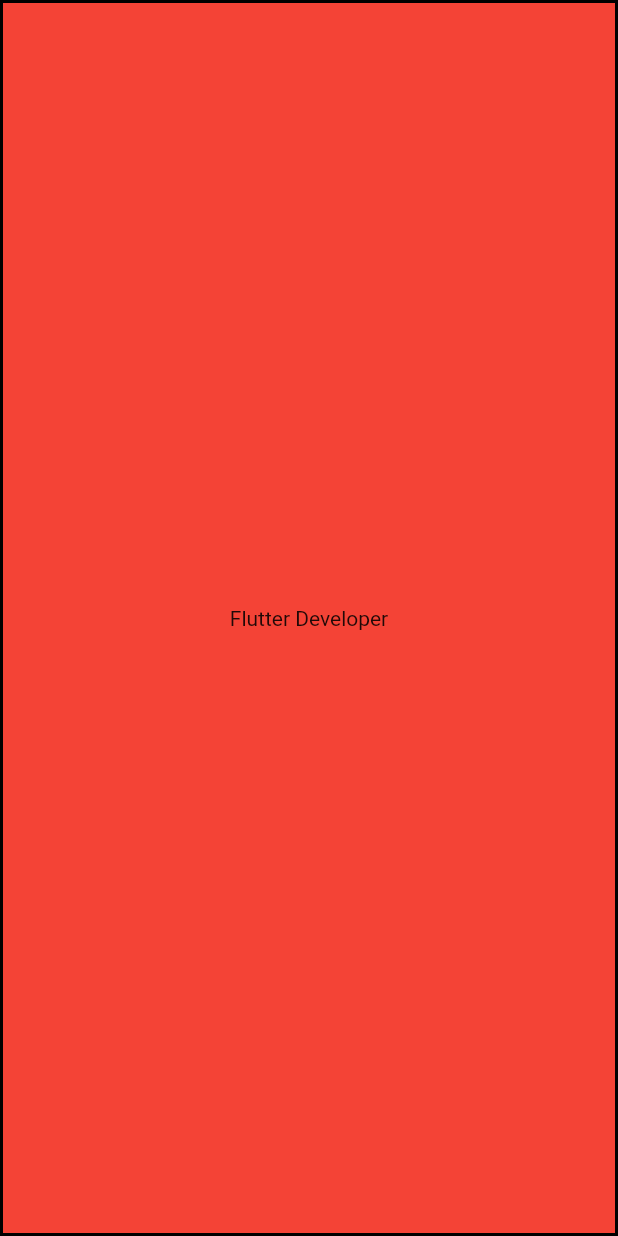
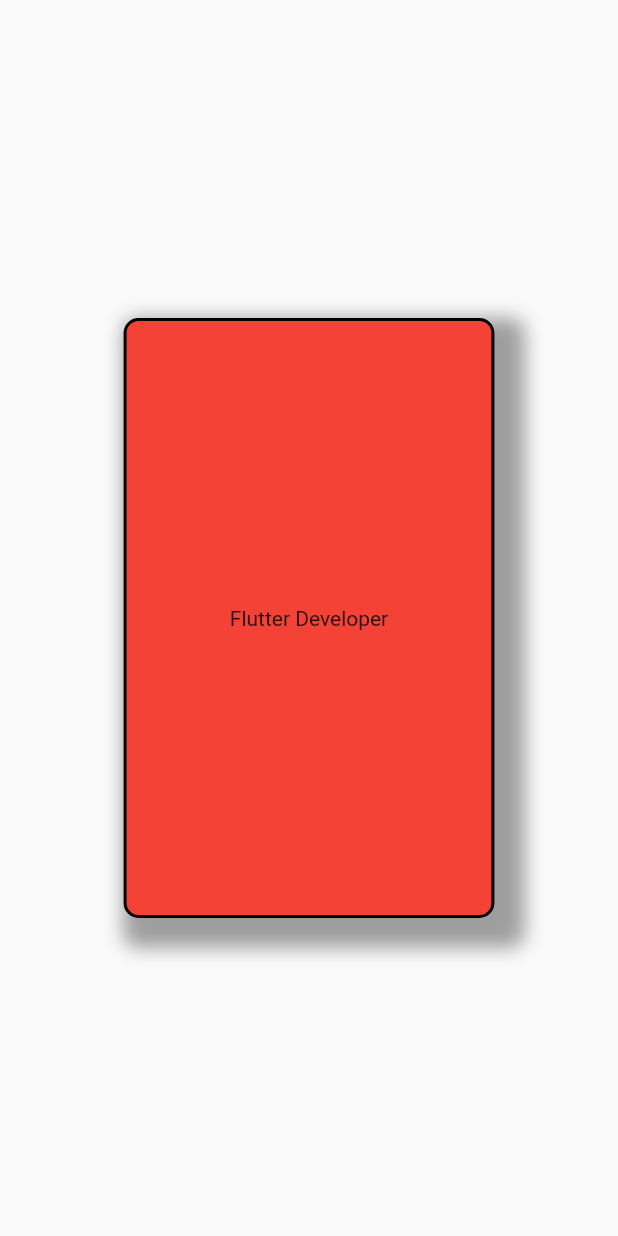
Before and after one commit to sojaneesoft/first_flutter_app, a Flutter app: the screen it shows after launch, on a phone screen of 412 x 824 dp. Run offline on Flutter 3.47's test engine with Material 2 defaults, Android fonts, the phone set to English and light mode, and no system bars.

Commit message:
MediaQuery and blur offset etc

```diff
--- a/lib/widgets/basicWidget.dart
+++ b/lib/widgets/basicWidget.dart
@@ -4,8 +4,8 @@ class BasicWidget extends StatelessWidget {
   @override
   Widget build(BuildContext context) {
     return Container(
-      width: MediaQuery.of(context).size.width,
-      height: MediaQuery.of(context).size.height,
+      width: MediaQuery.of(context).size.width * .6,
+      height: 400,
       margin: EdgeInsets.all(0),
       padding: EdgeInsets.all(40),
       decoration: BoxDecoration(
@@ -14,12 +14,13 @@ class BasicWidget extends StatelessWidget {
             color: Colors.black,
             width: 2,
           ),
-          borderRadius: BorderRadius.circular(0),
+          borderRadius: BorderRadius.circular(10),
           boxShadow: [
             BoxShadow(
+              color: Colors.grey,
               blurRadius: 10,
+              spreadRadius: 10,
               offset: Offset(10, 10),
-              spreadRadius: 10,
             ),
           ]),
       child: Center(
```
